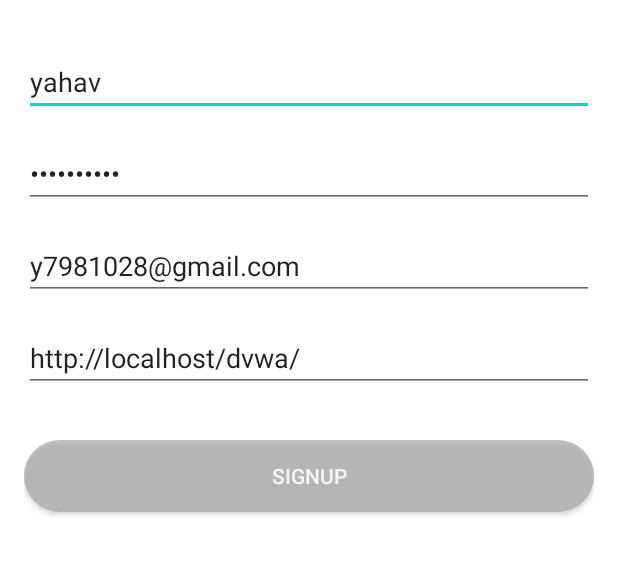
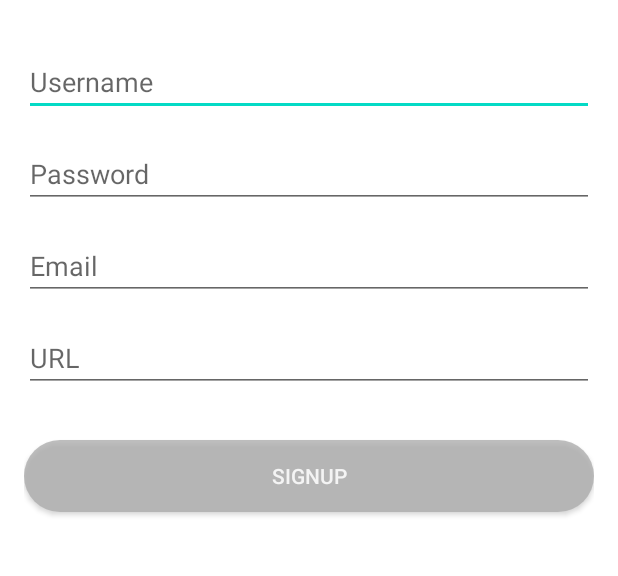
Before and after one commit to yahav798/Webscan-Android, an Android app: the SignupActivity screen opened directly, with no data from a screen before it, on a phone screen of 412 x 824 dp, the part 461-1037 px from its top. Run offline under Robolectric (Android 15) with nearby library versions, the light colour scheme and no system bars; our stand-ins replace Firebase (no records; nobody signed in at launch, a user with empty details on screens opened directly).

Commit message:
main done and default input removed

```diff
--- a/android/app/src/main/res/layout/activity_login.xml
+++ b/android/app/src/main/res/layout/activity_login.xml
@@ -25,8 +25,7 @@
             android:layout_height="wrap_content"
             android:layout_marginBottom="16dp"
             android:hint="Email"
-            android:inputType="textEmailAddress"
-            android:text="y7981028@gmail.com" />
+            android:inputType="textEmailAddress" />
 
         <EditText
             android:id="@+id/password_edit_text"
@@ -34,8 +33,7 @@
             android:layout_height="wrap_content"
             android:layout_marginBottom="32dp"
             android:hint="Password"
-            android:inputType="textPassword"
-            android:text="123456789y" />
+            android:inputType="textPassword" />
 
         <androidx.appcompat.widget.AppCompatButton
             android:id="@+id/login_button"
--- a/android/app/src/main/res/layout/activity_signup.xml
+++ b/android/app/src/main/res/layout/activity_signup.xml
@@ -27,8 +27,7 @@
             android:layout_height="wrap_content"
             android:layout_marginBottom="16dp"
             android:hint="Username"
-            android:inputType="text"
-            android:text="yahav" />
+            android:inputType="text" />
 
         <EditText
             android:id="@+id/password_edit_text"
@@ -36,8 +35,7 @@
             android:layout_height="wrap_content"
             android:layout_marginBottom="16dp"
             android:hint="Password"
-            android:inputType="textPassword"
-            android:text="123456789y" />
+            android:inputType="textPassword" />
 
         <EditText
             android:id="@+id/email_edit_text"
@@ -45,8 +43,7 @@
             android:layout_height="wrap_content"
             android:layout_marginBottom="16dp"
             android:hint="Email"
-            android:inputType="textEmailAddress"
-            android:text="y7981028@gmail.com" />
+            android:inputType="textEmailAddress" />
 
         <EditText
             android:id="@+id/url_edit_text"
@@ -54,8 +51,7 @@
             android:layout_height="wrap_content"
             android:layout_marginBottom="32dp"
             android:hint="URL"
-            android:inputType="text"
-            android:text="http://localhost/dvwa/" />
+            android:inputType="text" />
 
         <androidx.appcompat.widget.AppCompatButton
             android:id="@+id/signup_button"
```
Also changed, not shown: 1 other file.
